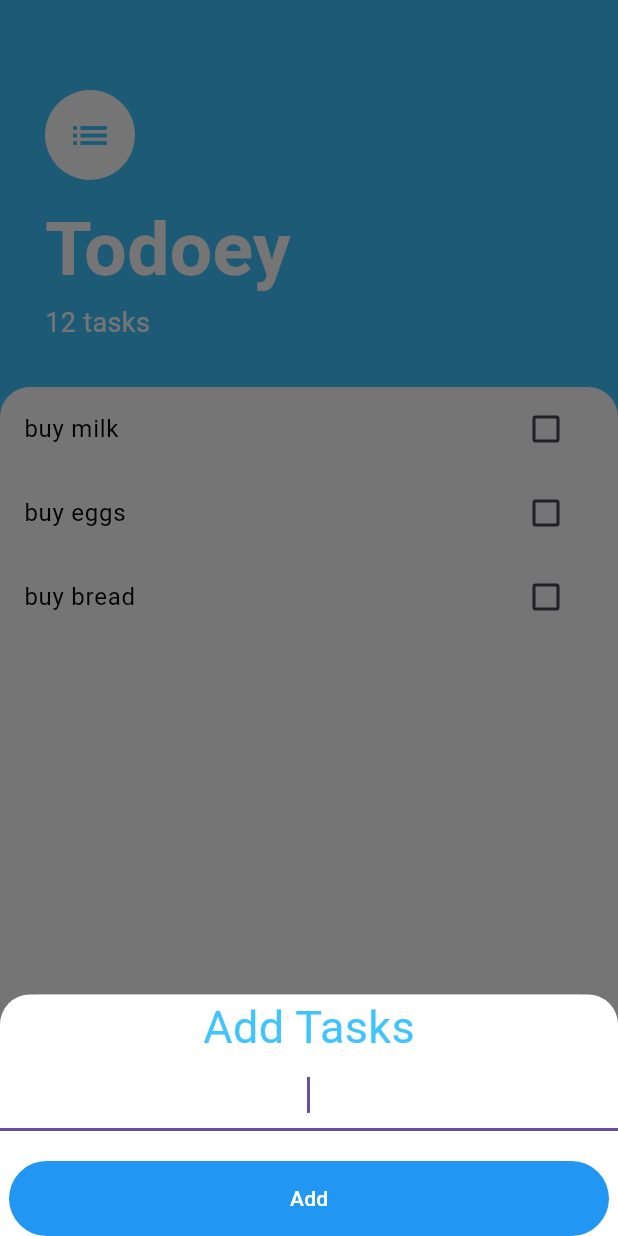
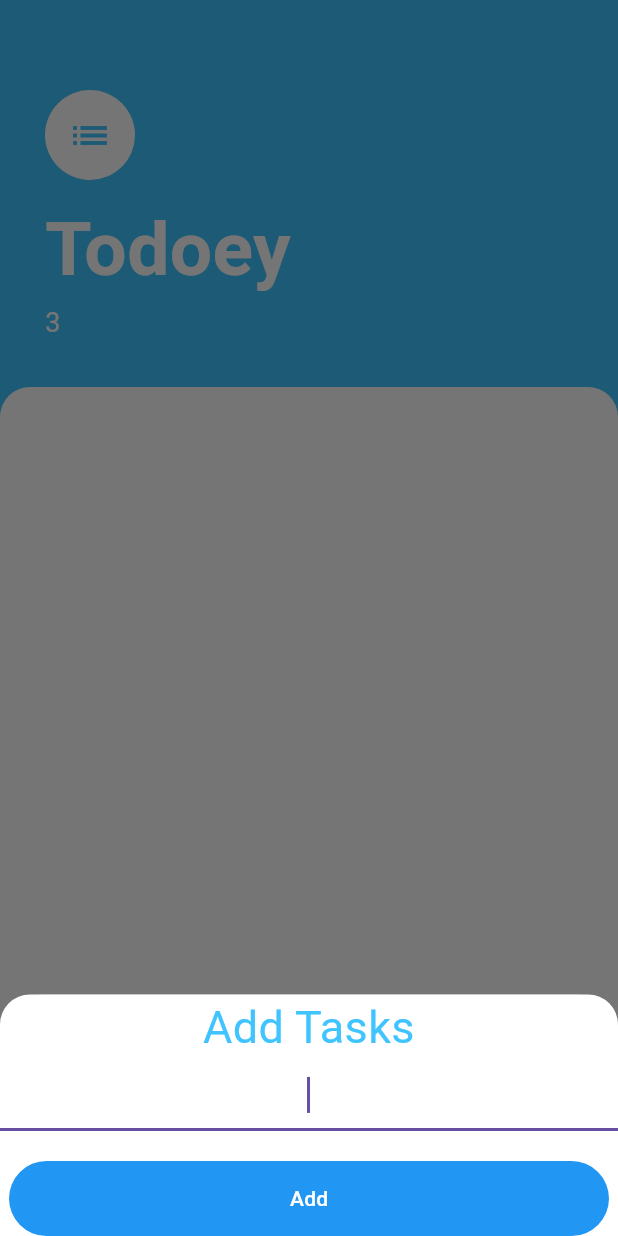
Before and after one commit to NurislamDeveloper/udemy, a Flutter app: the screen it shows after launch, after a tap on the "add" icon, on a phone screen of 412 x 824 dp. Run offline on Flutter 3.47's test engine with Material 3 defaults, Android fonts, the phone set to English and light mode, and no system bars.

Commit message:
under way

```diff
--- a/state_managment/lib/features/model/tasks.dart
+++ b/state_managment/lib/features/model/tasks.dart
@@ -1,8 +1,12 @@
 class Tasks {
-  final String name ;
-   bool  isDone ;
-   Tasks({ required this.name, this.isDone = false});
-   void  toggleDone () {
-    isDone = ! isDone;
-   }
+  Tasks({
+    required this.name,
+    this.isDone = false,
+  });
+  final String name;
+  bool isDone;
+
+  void toggleDone() {
+    isDone = !isDone;
+  }
 }
--- a/state_managment/lib/features/presentataions/pages/buttum_sheet_page.dart
+++ b/state_managment/lib/features/presentataions/pages/buttum_sheet_page.dart
@@ -1,10 +1,12 @@
 import 'package:flutter/material.dart';
 
-class ButtumSheetPage extends StatelessWidget {
-  const ButtumSheetPage({super.key});
+class BottomSheetPage extends StatelessWidget {
+   BottomSheetPage(this.addTasksTitle,);
+  final Function addTasksTitle;
 
   @override
   Widget build(BuildContext context) {
+      String taskListTitle =" " ; // Initialize the variable with an empty string
     return SingleChildScrollView(
       child: Container(
         color: const Color(0xff757575),
@@ -24,39 +26,44 @@ class ButtumSheetPage extends StatelessWidget {
             children: <Widget>[
               const Text(
                 'Add Tasks',
-                textAlign: TextAlign.justify,
+                textAlign: TextAlign.center,
                 style: TextStyle(
                   fontSize: 30.0,
                   color: Colors.lightBlueAccent,
                 ),
               ),
-              const TextField(
+              TextField(
                 autofocus: true,
                 textAlign: TextAlign.center,
+                onChanged: (newTasks) {
+                  taskListTitle = newTasks;
+                },
               ),
               const SizedBox(
                 height: 20,
               ),
               TextButton(
                 style: ButtonStyle(
-                  backgroundColor: WidgetStateProperty.all<Color>(
+                  backgroundColor: MaterialStateProperty.all<Color>(
                     Colors.blue,
                   ),
-                  minimumSize: WidgetStateProperty.all(
+                  minimumSize: MaterialStateProperty.all(
                     const Size(
                       400,
                       50,
                     ),
                   ), // Minimum size
                 ),
-                onPressed: () {},
+                onPressed: () {
+                  addTasksTitle(taskListTitle);
+                },
                 child: const Text(
                   "Add",
                   style: TextStyle(
                     color: Colors.white,
                   ),
                 ),
-              )
+              ),
             ],
           ),
         ),
--- a/state_managment/lib/features/presentataions/pages/screen.dart
+++ b/state_managment/lib/features/presentataions/pages/screen.dart
@@ -1,12 +1,22 @@
 import 'package:flutter/material.dart';
+import 'package:state_managment/features/model/tasks.dart';
 import 'package:state_managment/features/presentataions/pages/tasks_list.dart';
 import 'buttum_sheet_page.dart';
 // import 'package:flutter/widgets.dart';
 
+class TasksScreen extends StatefulWidget {
+  const TasksScreen({super.key});
 
+  @override
+  State<TasksScreen> createState() => _TasksScreenState();
+}
 
-class TasksScreen extends StatelessWidget {
-  const TasksScreen({super.key});
+class _TasksScreenState extends State<TasksScreen> {
+  List<Tasks> task = [
+    Tasks(name: "buy milk"),
+    Tasks(name: "buy eggs"),
+    Tasks(name: "buy bread"),
+  ];
 
   @override
   Widget build(BuildContext context) {
@@ -19,9 +29,17 @@ class TasksScreen extends StatelessWidget {
             context: context,
             // isScrollControlled: true, //if I write this part of code it consists all screen
             isScrollControlled: true,
-            builder: (context) => const ButtumSheetPage(),
+            builder: (context) => BottomSheetPage(
+              (newTaskTitle) {
+                setState(
+                  () {
+                    task.add(Tasks(name: newTaskTitle));
+                  },
+                );
+                Navigator.pop(context);
+              },
+            ),
           );
-          // builderButtomSheet(context);
         },
         child: const Icon(
           Icons.add,
@@ -39,10 +57,10 @@ class TasksScreen extends StatelessWidget {
               right: 30,
               bottom: 30,
             ),
-            child: const Column(
+            child:  Column(
               crossAxisAlignment: CrossAxisAlignment.start,
               children: <Widget>[
-                CircleAvatar(
+                const CircleAvatar(
                   backgroundColor: Colors.white,
                   radius: 30.0,
                   child: Icon(
@@ -51,10 +69,10 @@ class TasksScreen extends StatelessWidget {
                     size: 30.0,
                   ),
                 ),
-                SizedBox(
+                 const SizedBox(
                   height: 10.0,
                 ),
-                Text(
+                 const Text(
                   'Todoey',
                   style: TextStyle(
                     color: Colors.white,
@@ -63,8 +81,8 @@ class TasksScreen extends StatelessWidget {
                   ),
                 ),
                 Text(
-                  '12 tasks',
-                  style: TextStyle(
+                  "${task.length}",
+                  style: const  TextStyle(
                     color: Colors.white,
                     fontSize: 18,
                   ),
@@ -84,7 +102,9 @@ class TasksScreen extends StatelessWidget {
                   ),
                 ),
               ),
-              child: TasksList(),
+              child: TasksList(
+                task: const [],
+              ),
             ),
           ),
         ],
--- a/state_managment/lib/features/presentataions/pages/tasks_list.dart
+++ b/state_managment/lib/features/presentataions/pages/tasks_list.dart
@@ -3,33 +3,33 @@ import 'package:state_managment/features/model/tasks.dart';
 import 'package:state_managment/features/presentataions/pages/tasks_title.dart';
 
 class TasksList extends StatefulWidget {
+     TasksList({required this.task});
+    final List <Tasks> task;
+
+
   @override
   State<TasksList> createState() => _TasksListState();
 }
 
 class _TasksListState extends State<TasksList> {
-  List<Tasks> task = [
-    Tasks(name: "buy milk"),
-    Tasks(name: "buy eggs"),
-    Tasks(name: "buy bread"),
-  ];
+
   @override
   Widget build(BuildContext context) {
     return ListView.builder(
       itemBuilder: (context, index) {
         return TasksTitle(
-          isChecked: task[index].isDone,
-          tasksTitle: task[index].name,
+          isChecked: widget.task[index].isDone,
+          tasksTitle: widget.task[index].name,
           chekBoxCallBack: (checkeBoxState) {
             setState(
               () {
-                task[index].toggleDone();
+                widget.task[index].toggleDone();
               },
             );
           },
         );
       },
-      itemCount: task.length,
+      itemCount: widget.task.length,
     );
   }
 }
--- a/state_managment/lib/main.dart
+++ b/state_managment/lib/main.dart
@@ -4,11 +4,8 @@ import 'package:state_managment/features/presentataions/pages/screen.dart';
 void main() {
   runApp(const MyApp());
 }
-
 class MyApp extends StatelessWidget {
   const MyApp({super.key});
-
-
   @override
   Widget build(BuildContext context) {
     return const  MaterialApp(
```
